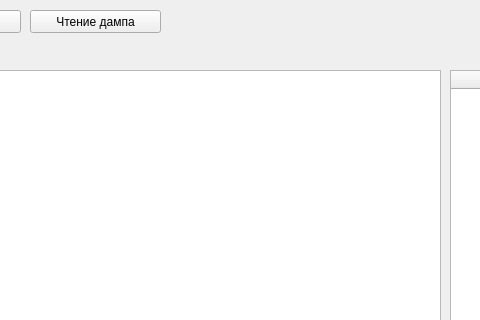
First picture: the form in mainform.ui, repository student-proger/rfid, before the edit; both pictures show x 120 to 600 and y 0 to 320 of the 872 by 567 pixel window.
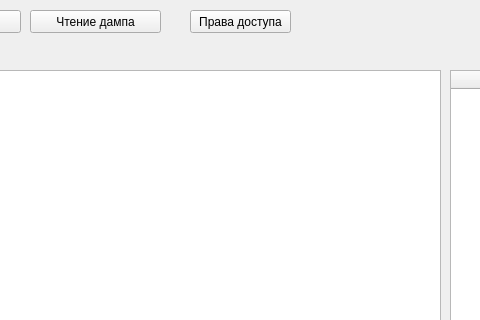
Second picture: the form after the edit.

Commit message: Отображение прав доступа

Patch:
```diff
--- a/mainform.ui
+++ b/mainform.ui
@@ -104,6 +104,19 @@
      </property>
     </column>
    </widget>
+   <widget class="QPushButton" name="pushButton_3">
+    <property name="geometry">
+     <rect>
+      <x>310</x>
+      <y>10</y>
+      <width>101</width>
+      <height>23</height>
+     </rect>
+    </property>
+    <property name="text">
+     <string>Права доступа</string>
+    </property>
+   </widget>
   </widget>
   <widget class="QMenuBar" name="menubar">
    <property name="geometry">
```
Left out of the diff: 7 changed lines with no effect on the pictures. The commit also changes 7 other files.
